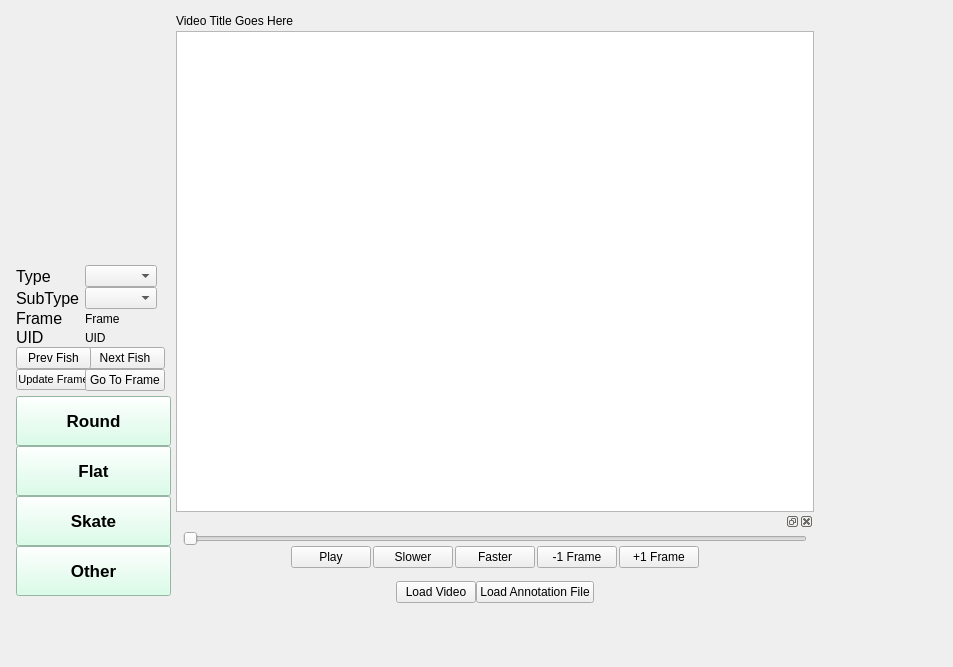
Before: the Qt Designer form FishGUI/mainwindow.ui in cvisionai/Tator-Native, drawn with Qt 5.
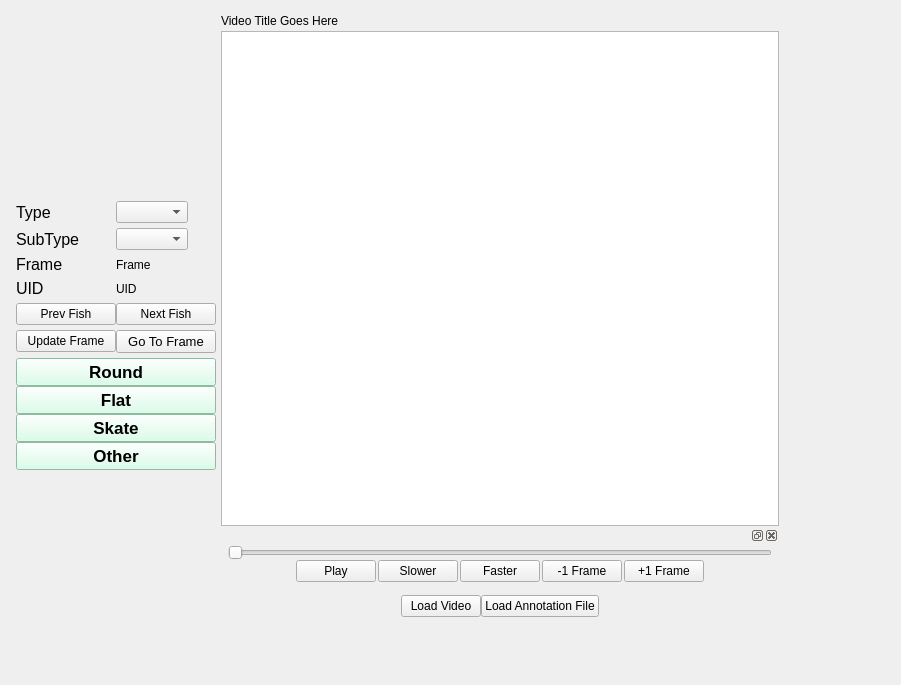
After: the same form once the commit is applied.

```diff
--- a/FishGUI/mainwindow.ui
+++ b/FishGUI/mainwindow.ui
@@ -6,8 +6,8 @@
    <rect>
     <x>0</x>
     <y>0</y>
-    <width>953</width>
-    <height>667</height>
+    <width>901</width>
+    <height>685</height>
    </rect>
   </property>
   <property name="windowTitle">
@@ -23,7 +23,10 @@
       <number>0</number>
      </property>
      <item>
-      <layout class="QVBoxLayout" name="verticalLayout_4" stretch="1,0,0,0,0">
+      <layout class="QVBoxLayout" name="verticalLayout_4" stretch="0,0,0,0,0">
+       <property name="spacing">
+        <number>0</number>
+       </property>
        <item>
         <spacer name="verticalSpacer_7">
          <property name="orientation">
@@ -45,16 +48,13 @@
          <property name="labelAlignment">
           <set>Qt::AlignLeading|Qt::AlignLeft|Qt::AlignVCenter</set>
          </property>
-         <property name="leftMargin">
-          <number>5</number>
+         <property name="horizontalSpacing">
+          <number>0</number>
          </property>
-         <property name="topMargin">
+         <property name="verticalSpacing">
           <number>5</number>
          </property>
-         <property name="rightMargin">
-          <number>5</number>
-         </property>
-         <property name="bottomMargin">
+         <property name="margin">
           <number>5</number>
          </property>
          <item row="0" column="1">
@@ -141,6 +141,12 @@
          </item>
          <item row="4" column="1">
           <widget class="QPushButton" name="nextFish">
+           <property name="minimumSize">
+            <size>
+             <width>100</width>
+             <height>0</height>
+            </size>
+           </property>
            <property name="focusPolicy">
             <enum>Qt::NoFocus</enum>
            </property>
@@ -153,13 +159,15 @@
           <widget class="QPushButton" name="updateFishFrame">
            <property name="minimumSize">
             <size>
-             <width>75</width>
+             <width>100</width>
              <height>0</height>
             </size>
            </property>
            <property name="font">
             <font>
-             <pointsize>8</pointsize>
+             <pointsize>9</pointsize>
+             <weight>50</weight>
+             <bold>false</bold>
             </font>
            </property>
            <property name="focusPolicy">
@@ -170,8 +178,40 @@
            </property>
           </widget>
          </item>
+         <item row="4" column="0">
+          <widget class="QPushButton" name="prevFish">
+           <property name="minimumSize">
+            <size>
+             <width>100</width>
+             <height>0</height>
+            </size>
+           </property>
+           <property name="focusPolicy">
+            <enum>Qt::NoFocus</enum>
+           </property>
+           <property name="text">
+            <string>Prev Fish</string>
+           </property>
+          </widget>
+         </item>
          <item row="5" column="1">
           <widget class="QPushButton" name="goToFrame">
+           <property name="minimumSize">
+            <size>
+             <width>100</width>
+             <height>0</height>
+            </size>
+           </property>
+           <property name="font">
+            <font>
+             <pointsize>10</pointsize>
+             <weight>50</weight>
+             <bold>false</bold>
+            </font>
+           </property>
+           <property name="cursor">
+            <cursorShape>ArrowCursor</cursorShape>
+           </property>
            <property name="focusPolicy">
             <enum>Qt::NoFocus</enum>
            </property>
@@ -180,23 +220,13 @@
            </property>
           </widget>
          </item>
-         <item row="4" column="0">
-          <widget class="QPushButton" name="pushButton">
-           <property name="minimumSize">
-            <size>
-             <width>75</width>
-             <height>0</height>
-            </size>
-           </property>
-           <property name="text">
-            <string>Prev Fish</string>
-           </property>
-          </widget>
-         </item>
         </layout>
        </item>
        <item>
         <layout class="QVBoxLayout" name="verticalLayout_3">
+         <property name="spacing">
+          <number>0</number>
+         </property>
          <property name="leftMargin">
           <number>5</number>
          </property>
@@ -220,7 +250,7 @@
            <property name="minimumSize">
             <size>
              <width>0</width>
-             <height>50</height>
+             <height>25</height>
             </size>
            </property>
            <property name="baseSize">
@@ -267,7 +297,7 @@
            <property name="minimumSize">
             <size>
              <width>0</width>
-             <height>50</height>
+             <height>25</height>
             </size>
            </property>
            <property name="font">
@@ -299,7 +329,7 @@
            <property name="minimumSize">
             <size>
              <width>0</width>
-             <height>50</height>
+             <height>25</height>
             </size>
            </property>
            <property name="font">
@@ -325,7 +355,7 @@
            <property name="minimumSize">
             <size>
              <width>0</width>
-             <height>50</height>
+             <height>25</height>
             </size>
            </property>
            <property name="font">
@@ -431,16 +461,7 @@
            <property name="spacing">
             <number>0</number>
            </property>
-           <property name="leftMargin">
-            <number>0</number>
-           </property>
-           <property name="topMargin">
-            <number>0</number>
-           </property>
-           <property name="rightMargin">
-            <number>0</number>
-           </property>
-           <property name="bottomMargin">
+           <property name="margin">
             <number>0</number>
            </property>
            <item>
```
